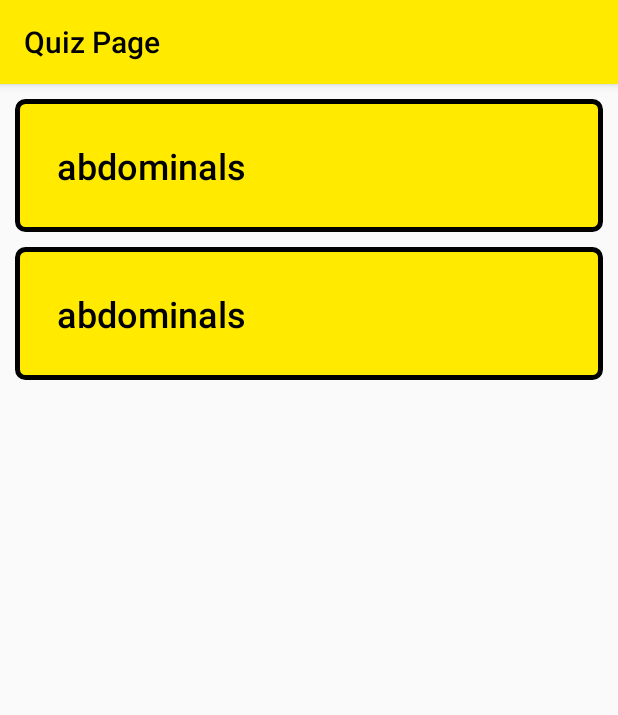
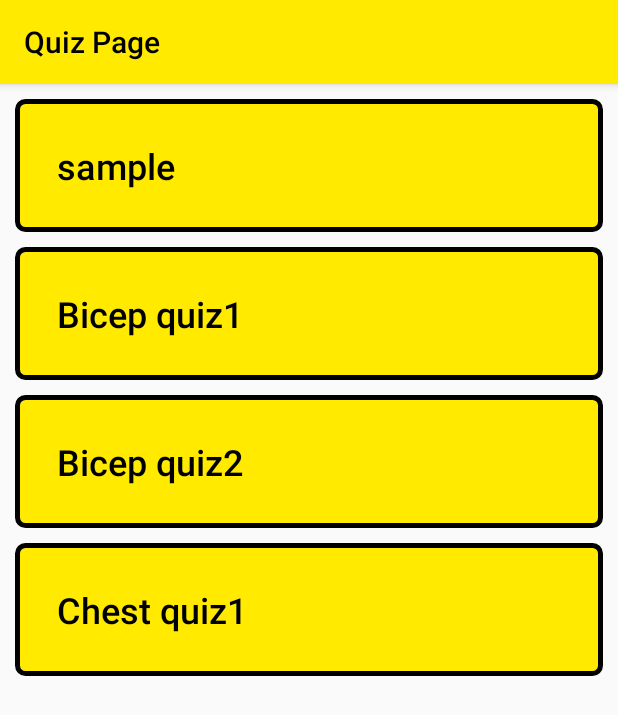
Before and after one commit to JayC-github/myFitness-APP, an Android app: the QuizLauncher screen opened directly, with no data from a screen before it, on a phone screen of 412 x 824 dp. Shown: the top 715 px of the screen. Run offline under Robolectric (Android 15) with nearby library versions, the phone set to English and light mode, and no system bars.

Commit message:
Final Version! Just need to update comments/

```diff
--- a/app/src/main/java/au/edu/unsw/infs3634/unswlearning/API/YoutubeDataService.java
+++ b/app/src/main/java/au/edu/unsw/infs3634/unswlearning/API/YoutubeDataService.java
@@ -9,8 +9,12 @@ import retrofit2.http.Headers;
 import retrofit2.http.Path;
 import retrofit2.http.Query;
 
+
+// important!!!! If exercise images and videos are not loading properly, it means the
+// YouTube API quota exceed the limit
+// replace the current key with backup key in @GET method ("search?...Results=1&key="")
 public interface YoutubeDataService {
     @Headers("Authorization: ") // backup key: "AIzaSyCvTBA8V3W0z7v8m9aTMj_U0EoEEpKIFEk" // "AIzaSyCzb5q_BZybAA9uwyhHyaRza-to41cZmlo"
-    @GET("search?part=snippet&maxResults=1&key=AIzaSyCzb5q_BZybAA9uwyhHyaRza-to41cZmlo")
+    @GET("search?part=snippet&maxResults=1&key=AIzaSyCvTBA8V3W0z7v8m9aTMj_U0EoEEpKIFEk")
     Call<YoutubeDataResponse> getVideoByName(@Query("q") String q);
 }
--- a/app/src/main/java/au/edu/unsw/infs3634/unswlearning/LessonAdapter.java
+++ b/app/src/main/java/au/edu/unsw/infs3634/unswlearning/LessonAdapter.java
@@ -94,8 +94,8 @@ public class LessonAdapter extends RecyclerView.Adapter<LessonAdapter.LessonView
                 @Override
                 public void onResponse(Call<YoutubeDataResponse> call, Response<YoutubeDataResponse> response) {
                     Log.d(TAG, "Youtube API success");
-                    // Log.d(TAG, response.toString());
-                    // Log.d(TAG, String.valueOf(response.body()));
+                     Log.d(TAG, response.toString());
+                     Log.d(TAG, String.valueOf(response.body()));
                     // to handle exceed quota
                     if (response.code() == 200) {
                         String image_url = response.body().getItems().get(0).getSnippet().getThumbnails().getHigh().getUrl();
--- a/app/src/main/java/au/edu/unsw/infs3634/unswlearning/Quiz.java
+++ b/app/src/main/java/au/edu/unsw/infs3634/unswlearning/Quiz.java
@@ -73,23 +73,79 @@ public class Quiz {
         // with solutions
 
         String questions1[]  = {
-                "Who's the best",
-                "Which sport do you play",
-                "Why life's so hard",
+                "Who's the best basketball player?",
+                "What's the most popular sport in the world?",
+                "How to live a healthy life?",
         };
 
         String options1[] = {
-                "KOBE", "YAO", "Michael", "JO MAMA",
+                "Kobe", "Yao", "Michael", "Lebron",
                 "Basketball", "Swimming", "Cross Country", "Football",
-                "Work", "Study", "Exercise", "Lazy",
+                "Eat junk food", "Sleep late", "Exercise", "Smoke & drink",
         };
 
         int answers1[] = {0, 3, 2};
 
+        String bicepsQuiz1[] = {
+                "Which exercise is most effective at improving bicep strength?",
+                "What is the most commonly used equipment in bicep exercises?",
+                "How many bicep curls should a beginner do in a set?",
+                "How many sets of bicep curls should a beginner do?",
+                "What part of your body are you most likely to injure when performing bicep exercises?"
+        };
+
+        String bicepsOptions1[] = {
+                "Hammer Curls", "Barbell Curls", "Concentration Curls", "EZ-Bar Curls",
+                "Barbells", "Dumbbells", "EZ-Curl Bar", "No equipment needed",
+                "5", "10", "15", "20",
+                "2", "5", "10", "20",
+                "Forearm", "Bicep", "Chest", "Elbow",
+        };
+
+        int bicepsAnswers1[] = {0, 1, 1, 2, 3};
+
+        String bicepsQuiz2[] = {
+                "Which of the following is a beginner level bicep exercise?",
+                "Which of the following is an intermediate level bicep exercise?",
+                "Which of the following is a health benefit of training biceps?",
+                "When performing hammer curls, how far away from you should each dumbbell be held?",
+                "When performing Incline Hammer Curls, what equipment is recommended to be used alongside dumbbells?"
+        };
+
+        String bicepsOptions2[] = {
+                "Biceps Curl to Shoulder Press", "EZ-Bar Curls", "Zottman Curls", "Hammer Curls",
+                "Flexor Incline Dumbbell Curls", "Wide-Grip Barbell Curls", "Incline Hammer Curls", "Concentration Curls",
+                "Look massive", "Flex on people", "Improve upper body strength", "Increase grip strength",
+                "As close as possible", "Arm's length", "As far away as possible", "Dumbbells aren't needed for this exercise",
+                "Barbell", "EZ-Curl Bar", "Incline Bench", "No other equipment needed"
+        };
+
+        int bicepsAnswers2[] = {0, 3, 2, 1, 2};
+
+        String chestQuiz1[] = {
+                "Which exercise is most effective at improving chest strength?",
+                "What is the most commonly used equipment in chest exercises?",
+                "Which of the following is a beginner level chest exercise?",
+                "Which of the following is a health benefit of training chest muscles?",
+                "What part of your body are you most likely to injure when performing chest exercises?"
+        };
+
+        String chestOptions1[] = {
+                "Dumbbell Bench Press", "Pushups", "Chest Dip", "Close-Grip Bench Press",
+                "Barbell", "Cable", "Dumbbell", "No equipment needed",
+                "Chest Dip", "Pushups", "Dumbbell Bench Press", "Bodyweight Flyes",
+                "Burn Calories", "Improve Posture", "Flex on people", "Look big in Tshirts",
+                "Chest", "Arms", "Legs", "Back"
+        };
+
+        int chestAnswers1[] = {0, 2, 3, 1, 3};
+
 
         // add quizzes
-        quizzes.add(new Quiz(1, "abdominals", questions1, options1, answers1));
-        quizzes.add(new Quiz(2, "abdominals", questions1, options1, answers1));
+        quizzes.add(new Quiz(1, "sample", questions1, options1, answers1));
+        quizzes.add(new Quiz(2, "Bicep quiz1", bicepsQuiz1, bicepsOptions1, bicepsAnswers1));
+        quizzes.add(new Quiz(3, "Bicep quiz2", bicepsQuiz2, bicepsOptions2, bicepsAnswers2));
+        quizzes.add(new Quiz(4, "Chest quiz1", chestQuiz1, chestOptions1, chestAnswers1));
 
         return  quizzes;
     }
--- a/app/src/main/java/au/edu/unsw/infs3634/unswlearning/QuizDetail.java
+++ b/app/src/main/java/au/edu/unsw/infs3634/unswlearning/QuizDetail.java
@@ -86,6 +86,12 @@ public class QuizDetail extends AppCompatActivity implements View.OnClickListene
         choice2.setBackground(ContextCompat.getDrawable(this, R.drawable.border));
         choice3.setBackground(ContextCompat.getDrawable(this, R.drawable.border));
         choice4.setBackground(ContextCompat.getDrawable(this, R.drawable.border));
+
+        // make the text of choice not all capital letter
+        choice1.setTransformationMethod(null);
+        choice2.setTransformationMethod(null);
+        choice3.setTransformationMethod(null);
+        choice4.setTransformationMethod(null);
 
         // important part
         choice1.setOnClickListener(this);
--- a/app/src/main/res/layout/quiz_question_page.xml
+++ b/app/src/main/res/layout/quiz_question_page.xml
@@ -77,7 +77,7 @@
         android:id="@+id/quiz_submit"
         android:layout_width="wrap_content"
         android:layout_height="wrap_content"
-        android:layout_marginTop="28dp"
+        android:layout_marginTop="20dp"
         android:background="@drawable/border"
         android:text="SUBMIT"
         android:textColor="@color/black"
@@ -91,7 +91,7 @@
         android:layout_width="wrap_content"
         android:layout_height="wrap_content"
         android:layout_marginStart="36dp"
-        android:layout_marginTop="36dp"
+        android:layout_marginTop="25dp"
         android:text="TextView"
         android:textColor="#000000"
         android:textSize="16sp"
@@ -118,7 +118,7 @@
         android:id="@+id/ivTickCross"
         android:layout_width="71dp"
         android:layout_height="62dp"
-        android:layout_marginTop="32dp"
+        android:layout_marginTop="20dp"
         app:layout_constraintEnd_toEndOf="parent"
         app:layout_constraintStart_toStartOf="parent"
         app:layout_constraintTop_toBottomOf="@+id/choice4"
```
